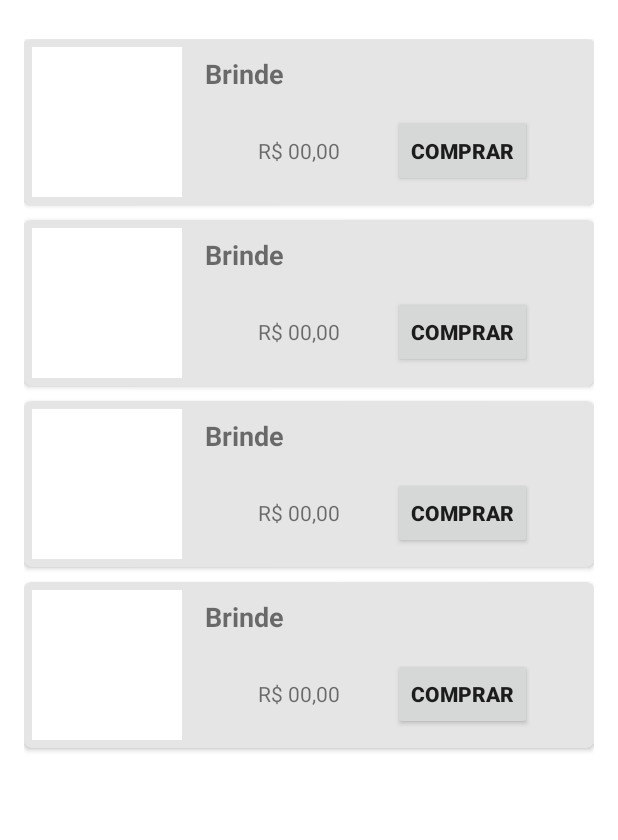
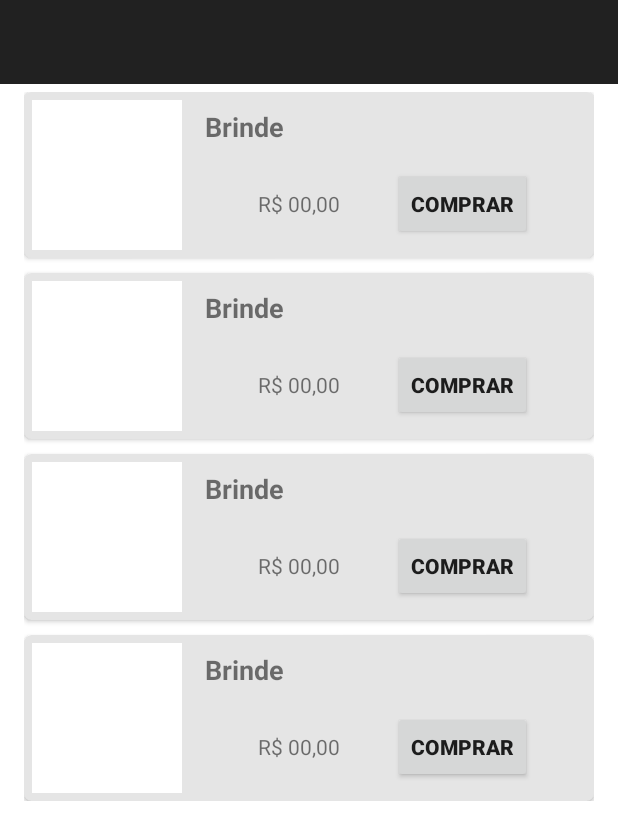
Before and after one commit to randerson3301/popsoda-drink-mobile, an Android app: the BrindesActivity screen opened directly, with no data from a screen before it, on a phone screen of 412 x 824 dp. Shown: the top 840 px of the screen. Run offline under Robolectric (Android 15) with nearby library versions, the phone set to English and light mode, and no system bars.

Commit message:
DrawerLayout inserido em Brindes

```diff
--- a/app/src/main/res/layout/activity_brindes.xml
+++ b/app/src/main/res/layout/activity_brindes.xml
@@ -1,23 +1,43 @@
 <?xml version="1.0" encoding="utf-8"?>
-<LinearLayout xmlns:android="http://schemas.android.com/apk/res/android"
+<android.support.v4.widget.DrawerLayout xmlns:android="http://schemas.android.com/apk/res/android"
     xmlns:app="http://schemas.android.com/apk/res-auto"
-    xmlns:tools="http://schemas.android.com/tools"
     android:layout_width="match_parent"
     android:layout_height="match_parent"
-    tools:context=".BrindesActivity"
+    android:id="@+id/drawer_layout"
     android:orientation="vertical"
-    android:background="#fff">
+    android:background="#fff"
+    android:fitsSystemWindows="true"
+    >
+    <FrameLayout
+        android:layout_width="match_parent"
+        android:layout_height="40dp"
+        android:id="@+id/frame_menu"
+        >
 
+        <android.support.v7.widget.Toolbar
+            android:id="@+id/toolbar"
+            android:layout_width="match_parent"
+            android:layout_height="?attr/actionBarSize"
+            android:background="?attr/colorPrimary"
+            android:theme="@style/Theme.AppCompat"
+
+            />
+    </FrameLayout>
+
+    <FrameLayout
+        android:layout_width="match_parent"
+        android:layout_height="wrap_content"
+        android:id="@+id/frame_brindes">
         <ScrollView xmlns:android="http://schemas.android.com/apk/res/android"
             android:layout_width="match_parent"
-        android:layout_height="match_parent"
+            android:layout_height="wrap_content"
             android:fillViewport="true"
-        android:layout_marginTop="10dp"
+            android:layout_marginTop="45dp"
             android:padding="16dp">
 
             <TableLayout
                 android:layout_width="match_parent"
-            android:layout_height="match_parent"
+                android:layout_height="wrap_content"
                 android:stretchColumns="1">
 
 
@@ -294,5 +314,13 @@
 
             </TableLayout>
         </ScrollView>
-
-</LinearLayout>
+    </FrameLayout>
+    <android.support.design.widget.NavigationView
+        android:layout_width="wrap_content"
+        android:layout_height="match_parent"
+        android:id="@+id/nav_view"
+        android:layout_gravity="start"
+        android:fitsSystemWindows="true"
+        app:headerLayout="@layout/nav_header"
+        app:menu="@menu/drawer_view" />
+</android.support.v4.widget.DrawerLayout>
--- /dev/null
+++ b/app/src/main/res/layout/nav_header.xml
@@ -0,0 +1,17 @@
+<?xml version="1.0" encoding="utf-8"?>
+<LinearLayout xmlns:android="http://schemas.android.com/apk/res/android"
+    android:layout_width="match_parent"
+    android:layout_height="192dp"
+    android:background="?attr/colorPrimaryDark"
+    android:padding="16dp"
+    android:theme="@style/ThemeOverlay.AppCompat.Dark"
+    android:orientation="vertical"
+    android:gravity="bottom">
+
+    <TextView
+        android:layout_width="match_parent"
+        android:layout_height="wrap_content"
+        android:text="My header title"
+        android:textAppearance="@style/TextAppearance.AppCompat.Body1"/>
+
+</LinearLayout>
```
Lines whose indentation alone changed are shown as unchanged.
